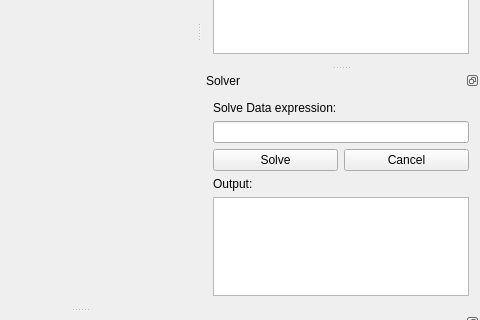
First picture: the form in tools/mcrl2xi-qt/mainwindow.ui, repository gijskant/mcrl2-pmc, before the edit; both pictures show x 320 to 800 and y 265 to 585 of the 800 by 700 pixel window.
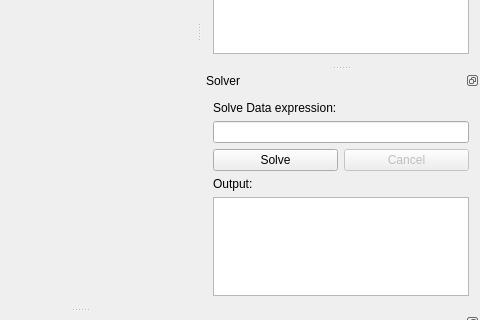
Second picture: the form after the edit. Custom widgets are drawn as their Qt base class.

What changed in the file:
```diff
--- a/tools/mcrl2xi-qt/mainwindow.ui
+++ b/tools/mcrl2xi-qt/mainwindow.ui
@@ -227,7 +227,10 @@
         </widget>
        </item>
        <item>
-        <widget class="QPushButton" name="buttonSolveCancel">
+        <widget class="QPushButton" name="buttonSolveAbort">
+         <property name="enabled">
+          <bool>false</bool>
+         </property>
          <property name="text">
           <string>Cancel</string>
          </property>
```
